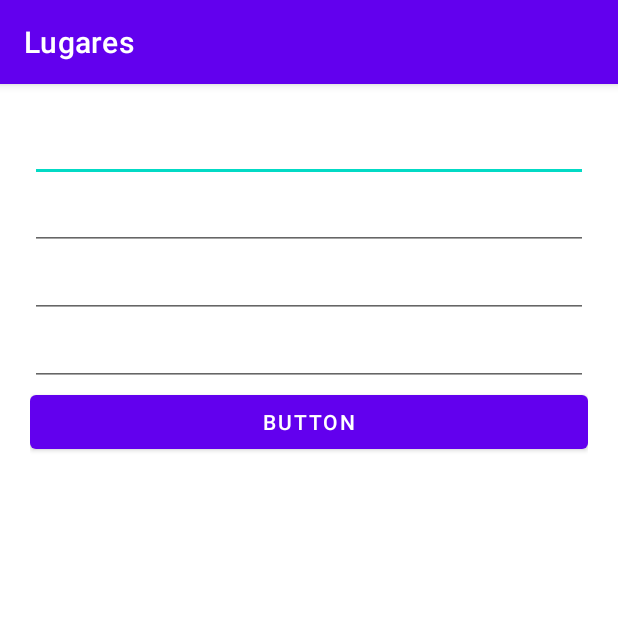
After one commit to Chromeus/Lugares, an Android app: the fragment AddLugarFragment shown on its own in the app's theme, on a phone screen of 412 x 824 dp, the top half of it. The commit adds this screen. Run offline under Robolectric (Android 15) with nearby library versions, the phone set to English and light mode, and no system bars; our stand-ins replace Room's generated code.

Commit message:
Catching up, week 3

```diff
--- /dev/null
+++ b/app/src/main/java/com/example/lugares/ui/lugar/AddLugarFragment.kt
@@ -0,0 +1,80 @@
+package com.example.lugares.ui.lugar
+
+import android.os.Bundle
+import androidx.fragment.app.Fragment
+import android.view.LayoutInflater
+import android.view.View
+import android.view.ViewGroup
+import android.widget.Toast
+import androidx.lifecycle.ViewModelProvider
+import androidx.navigation.fragment.findNavController
+import com.example.lugares.R
+import com.example.lugares.databinding.FragmentAddLugarBinding
+import com.example.lugares.databinding.FragmentLugarBinding
+import com.example.lugares.model.Lugar
+import com.example.lugares.viewmodel.LugarViewModel
+
+// TODO: Rename parameter arguments, choose names that match
+// the fragment initialization parameters, e.g. ARG_ITEM_NUMBER
+private const val ARG_PARAM1 = "param1"
+private const val ARG_PARAM2 = "param2"
+
+/**
+ * A simple [Fragment] subclass.
+ * Use the [AddLugarFragment.newInstance] factory method to
+ * create an instance of this fragment.
+ */
+class AddLugarFragment : Fragment() {
+
+    private var _binding: FragmentAddLugarBinding? = null
+    private val binding get() = _binding!!
+
+    private lateinit var lugarViewModel: LugarViewModel
+
+    override fun onCreateView(
+        inflater: LayoutInflater, container: ViewGroup?,
+        savedInstanceState: Bundle?
+    ): View {
+        _binding = FragmentAddLugarBinding.inflate(inflater, container, false)
+        lugarViewModel = ViewModelProvider(this).get(LugarViewModel::class.java)
+        binding.btAgregar.setOnClickListener {
+            addLugar()
+        }
+          return binding.root
+    }
+
+    private fun addLugar() {
+        var nombre = binding.etNombre.text.toString()
+        if (nombre.isNotEmpty()) { //Podemos insertar el lugar
+            var correo = binding.etCorreo.text.toString()
+            var telefono = binding.etTelefono.text.toString()
+            var web = binding.etWeb.text.toString()
+            var lugar = Lugar(0, nombre,correo,telefono,web,0.0,0.0,0.0,"","")
+            lugarViewModel.addLugar(lugar)
+            Toast.makeText(requireContext(),"Lugar Agregado",Toast.LENGTH_SHORT).show()
+        } else {
+            Toast.makeText(requireContext(),"Faltan Datos", Toast.LENGTH_LONG).show()
+        }
+        findNavController().navigate(R.id.action_addLugarFragment_to_nav_lugar)
+    }
+
+    companion object {
+        /**
+         * Use this factory method to create a new instance of
+         * this fragment using the provided parameters.
+         *
+         * @param param1 Parameter 1.
+         * @param param2 Parameter 2.
+         * @return A new instance of fragment AddLugarFragment.
+         */
+        // TODO: Rename and change types and number of parameters
+        @JvmStatic
+        fun newInstance(param1: String, param2: String) =
+            AddLugarFragment().apply {
+                arguments = Bundle().apply {
+                    putString(ARG_PARAM1, param1)
+                    putString(ARG_PARAM2, param2)
+                }
+            }
+    }
+}
--- a/app/src/main/java/com/example/lugares/viewmodel/LugarViewModel.kt
+++ b/app/src/main/java/com/example/lugares/viewmodel/LugarViewModel.kt
@@ -13,11 +13,11 @@ class LugarViewModel(application: Application) : AndroidViewModel(application) {
     val getAllData: LiveData<List<Lugar>>
 
     ///////// MUST CHECK IF NEEDED /////////
-    private val _text = MutableLiveData<String>().apply {
+    /*private val _text = MutableLiveData<String>().apply {
         value = "This is home Fragment"
     }
 
-    val text: LiveData<String> = _text
+    val text: LiveData<String> = _text*/
     ///////// MUST CHECK IF NEEDED /////////
 
     private val repository: LugarRepository
--- /dev/null
+++ b/app/src/main/res/drawable/ic_add_lugar.xml
@@ -0,0 +1,5 @@
+<vector android:height="24dp" android:tint="#000000"
+    android:viewportHeight="24" android:viewportWidth="24"
+    android:width="24dp" xmlns:android="http://schemas.android.com/apk/res/android">
+    <path android:fillColor="@android:color/white" android:pathData="M14,10L2,10v2h12v-2zM14,6L2,6v2h12L14,6zM18,14v-4h-2v4h-4v2h4v4h2v-4h4v-2h-4zM2,16h8v-2L2,14v2z"/>
+</vector>
--- /dev/null
+++ b/app/src/main/res/layout/fragment_add_lugar.xml
@@ -0,0 +1,47 @@
+<?xml version="1.0" encoding="utf-8"?>
+<LinearLayout xmlns:android="http://schemas.android.com/apk/res/android"
+    xmlns:tools="http://schemas.android.com/tools"
+    android:layout_width="match_parent"
+    android:layout_height="match_parent"
+    android:orientation="vertical"
+    android:padding="20dp"
+    tools:context=".ui.lugar.AddLugarFragment">
+    //tools:context=".AddLugarFragment" >
+
+    <EditText
+        android:id="@+id/et_nombre"
+        android:layout_width="match_parent"
+        android:layout_height="wrap_content"
+        android:ems="10"
+        android:inputType="textPersonName"
+        tools:text="Name" />
+
+    <EditText
+        android:id="@+id/et_correo"
+        android:layout_width="match_parent"
+        android:layout_height="wrap_content"
+        android:ems="10"
+        android:inputType="textEmailAddress" />
+
+    <EditText
+        android:id="@+id/et_telefono"
+        android:layout_width="match_parent"
+        android:layout_height="wrap_content"
+        android:ems="10"
+        android:inputType="phone"
+        tools:text="@string/msg_telefono" />
+
+    <EditText
+        android:id="@+id/et_web"
+        android:layout_width="match_parent"
+        android:layout_height="wrap_content"
+        android:ems="10"
+        android:inputType="textPersonName"
+        tools:text="@string/msg_web" />
+
+    <Button
+        android:id="@+id/bt_agregar"
+        android:layout_width="match_parent"
+        android:layout_height="wrap_content"
+        android:text="Button" />
+</LinearLayout>
--- a/app/src/main/res/values/strings.xml
+++ b/app/src/main/res/values/strings.xml
@@ -11,4 +11,14 @@
     <string name="menu_lugar">Lugares</string>
     <string name="menu_gallery">Gallery</string>
     <string name="menu_slideshow">Slideshow</string>
+    <!-- TODO: Remove or change this placeholder text -->
+    <string name="hello_blank_fragment">Hello blank fragment</string>
+
+    <string name="msg_nombre">Nombre del lugar</string>
+    <string name="msg_correo">Correo (xxx@abc.com)</string>
+    <string name="msg_imagen">Imagen de lugar</string>
+    <string name="msg_telefono">Teléfono (9999-9999)</string>
+    <string name="msg_web">Sitio WEB</string>
+    <string name="bt_Agregar">Agregar</string>
+
 </resources>
--- a/build.gradle
+++ b/build.gradle
@@ -14,7 +14,7 @@ buildscript {
 plugins {
     id 'com.android.application' version '7.2.0' apply false
     id 'com.android.library' version '7.2.0' apply false
-    id 'org.jetbrains.kotlin.android' version '1.6.10' apply false
+    id 'org.jetbrains.kotlin.android' version '1.7.0' apply false
     id "com.google.gms.google-services" version "4.3.10" apply false
 }
 
```
Also changed, not shown: app/src/main/java/com/example/lugares/adapter/LugarAdapter.kt (added, +40 -0 lines), app/src/main/java/com/example/lugares/model/Lugar.kt (+4 -4 lines), app/src/main/java/com/example/lugares/ui/lugar/LugarFragment.kt (+23 -6 lines), app/src/main/res/layout/fragment_lugar.xml (+18 -11 lines), app/src/main/res/layout/lugar_fila.xml (added, +61 -0 lines), app/src/main/res/navigation/mobile_navigation.xml (+14 -1 lines).
